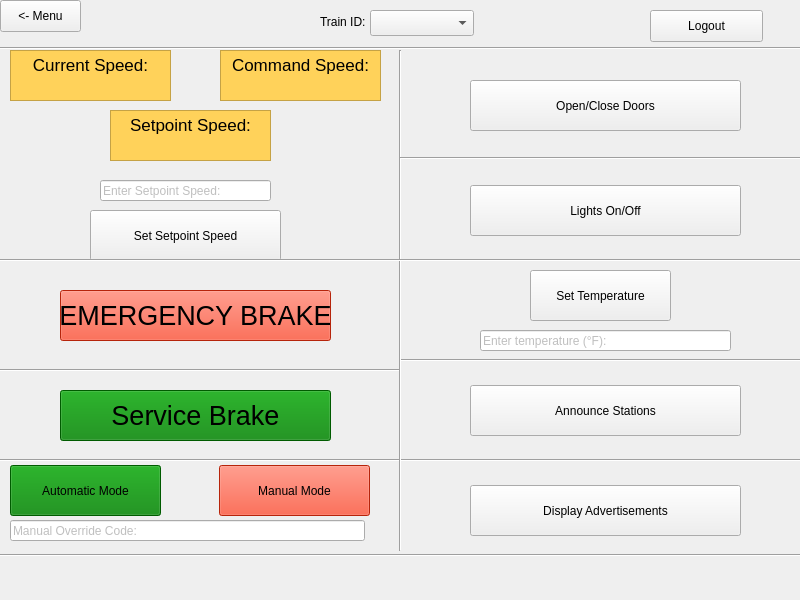
First picture: the form in src/UI/SWTrainController/TrainController.ui, repository aet37/ECE1140-Project, before the edit.
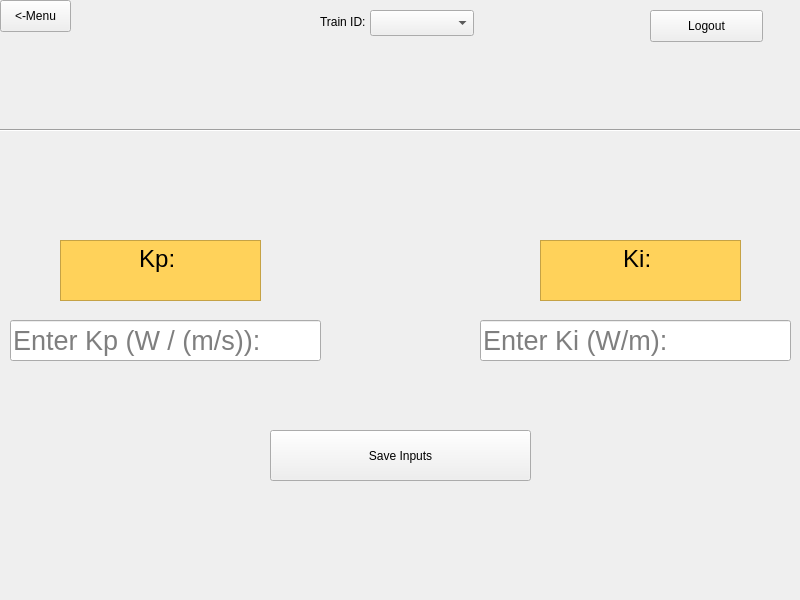
Second picture: the form after the edit.

The edit to the form file:
```diff
--- a/src/UI/SWTrainController/TrainController.ui
+++ b/src/UI/SWTrainController/TrainController.ui
@@ -24,7 +24,7 @@
      </rect>
     </property>
     <property name="currentIndex">
-     <number>1</number>
+     <number>3</number>
     </property>
     <widget class="QWidget" name="page">
      <widget class="QComboBox" name="TrainIDBox">
@@ -1242,6 +1242,209 @@
       </property>
      </widget>
     </widget>
+    <widget class="QWidget" name="page_4">
+     <widget class="QPushButton" name="SaveInputs">
+      <property name="geometry">
+       <rect>
+        <x>270</x>
+        <y>430</y>
+        <width>261</width>
+        <height>51</height>
+       </rect>
+      </property>
+      <property name="text">
+       <string>Save Inputs</string>
+      </property>
+     </widget>
+     <widget class="QLineEdit" name="InputKi">
+      <property name="geometry">
+       <rect>
+        <x>480</x>
+        <y>320</y>
+        <width>311</width>
+        <height>41</height>
+       </rect>
+      </property>
+      <property name="font">
+       <font>
+        <pointsize>20</pointsize>
+       </font>
+      </property>
+      <property name="styleSheet">
+       <string notr="true"/>
+      </property>
+      <property name="text">
+       <string/>
+      </property>
+      <property name="placeholderText">
+       <string>Enter Ki (W/m):</string>
+      </property>
+     </widget>
+     <widget class="QTextEdit" name="textEdit">
+      <property name="geometry">
+       <rect>
+        <x>60</x>
+        <y>240</y>
+        <width>201</width>
+        <height>61</height>
+       </rect>
+      </property>
+      <property name="styleSheet">
+       <string notr="true">QTextEdit {background-color: rgb(255, 210, 90);}</string>
+      </property>
+      <property name="html">
+       <string>&lt;!DOCTYPE HTML PUBLIC &quot;-//W3C//DTD HTML 4.0//EN&quot; &quot;http://www.w3.org/TR/REC-html40/strict.dtd&quot;&gt;
+&lt;html&gt;&lt;head&gt;&lt;meta name=&quot;qrichtext&quot; content=&quot;1&quot; /&gt;&lt;style type=&quot;text/css&quot;&gt;
+p, li { white-space: pre-wrap; }
+&lt;/style&gt;&lt;/head&gt;&lt;body style=&quot; font-family:'.SF NS Text'; font-size:13pt; font-weight:400; font-style:normal;&quot;&gt;
+&lt;p align=&quot;center&quot; style=&quot; margin-top:0px; margin-bottom:0px; margin-left:0px; margin-right:0px; -qt-block-indent:0; text-indent:0px;&quot;&gt;&lt;span style=&quot; font-size:18pt;&quot;&gt;Kp: &lt;/span&gt;&lt;/p&gt;&lt;/body&gt;&lt;/html&gt;</string>
+      </property>
+     </widget>
+     <widget class="QTextEdit" name="textEdit_2">
+      <property name="geometry">
+       <rect>
+        <x>540</x>
+        <y>240</y>
+        <width>201</width>
+        <height>61</height>
+       </rect>
+      </property>
+      <property name="styleSheet">
+       <string notr="true">QTextEdit {background-color: rgb(255, 210, 90);}</string>
+      </property>
+      <property name="html">
+       <string>&lt;!DOCTYPE HTML PUBLIC &quot;-//W3C//DTD HTML 4.0//EN&quot; &quot;http://www.w3.org/TR/REC-html40/strict.dtd&quot;&gt;
+&lt;html&gt;&lt;head&gt;&lt;meta name=&quot;qrichtext&quot; content=&quot;1&quot; /&gt;&lt;style type=&quot;text/css&quot;&gt;
+p, li { white-space: pre-wrap; }
+&lt;/style&gt;&lt;/head&gt;&lt;body style=&quot; font-family:'.SF NS Text'; font-size:13pt; font-weight:400; font-style:normal;&quot;&gt;
+&lt;p align=&quot;center&quot; style=&quot; margin-top:0px; margin-bottom:0px; margin-left:0px; margin-right:0px; -qt-block-indent:0; text-indent:0px;&quot;&gt;&lt;span style=&quot; font-size:18pt;&quot;&gt;Ki: &lt;/span&gt;&lt;/p&gt;&lt;/body&gt;&lt;/html&gt;</string>
+      </property>
+     </widget>
+     <widget class="QLineEdit" name="InputKp">
+      <property name="geometry">
+       <rect>
+        <x>10</x>
+        <y>320</y>
+        <width>311</width>
+        <height>41</height>
+       </rect>
+      </property>
+      <property name="font">
+       <font>
+        <pointsize>20</pointsize>
+       </font>
+      </property>
+      <property name="styleSheet">
+       <string notr="true"/>
+      </property>
+      <property name="text">
+       <string/>
+      </property>
+      <property name="placeholderText">
+       <string>Enter Kp (W / (m/s)):</string>
+      </property>
+     </widget>
+     <widget class="QComboBox" name="TrainIDBox4">
+      <property name="geometry">
+       <rect>
+        <x>370</x>
+        <y>10</y>
+        <width>104</width>
+        <height>26</height>
+       </rect>
+      </property>
+     </widget>
+     <widget class="QLabel" name="label">
+      <property name="geometry">
+       <rect>
+        <x>320</x>
+        <y>14</y>
+        <width>60</width>
+        <height>16</height>
+       </rect>
+      </property>
+      <property name="text">
+       <string>Train ID:</string>
+      </property>
+     </widget>
+     <widget class="Line" name="line_13">
+      <property name="geometry">
+       <rect>
+        <x>0</x>
+        <y>120</y>
+        <width>811</width>
+        <height>20</height>
+       </rect>
+      </property>
+      <property name="orientation">
+       <enum>Qt::Horizontal</enum>
+      </property>
+     </widget>
+     <widget class="QPushButton" name="Logout4">
+      <property name="geometry">
+       <rect>
+        <x>650</x>
+        <y>10</y>
+        <width>113</width>
+        <height>32</height>
+       </rect>
+      </property>
+      <property name="text">
+       <string>Logout</string>
+      </property>
+     </widget>
+     <widget class="QLabel" name="KpLabel">
+      <property name="geometry">
+       <rect>
+        <x>100</x>
+        <y>270</y>
+        <width>71</width>
+        <height>20</height>
+       </rect>
+      </property>
+      <property name="font">
+       <font>
+        <weight>75</weight>
+        <bold>true</bold>
+       </font>
+      </property>
+      <property name="text">
+       <string/>
+      </property>
+     </widget>
+     <widget class="QLabel" name="KiLabel">
+      <property name="geometry">
+       <rect>
+        <x>600</x>
+        <y>270</y>
+        <width>71</width>
+        <height>20</height>
+       </rect>
+      </property>
+      <property name="font">
+       <font>
+        <weight>75</weight>
+        <bold>true</bold>
+       </font>
+      </property>
+      <property name="text">
+       <string/>
+      </property>
+     </widget>
+     <widget class="QPushButton" name="MainMenu4">
+      <property name="geometry">
+       <rect>
+        <x>0</x>
+        <y>0</y>
+        <width>71</width>
+        <height>32</height>
+       </rect>
+      </property>
+      <property name="text">
+       <string>&lt;-Menu</string>
+      </property>
+     </widget>
+    </widget>
    </widget>
   </widget>
  </widget>
```
Left out of the diff: 30 changed lines with no effect on the pictures.
